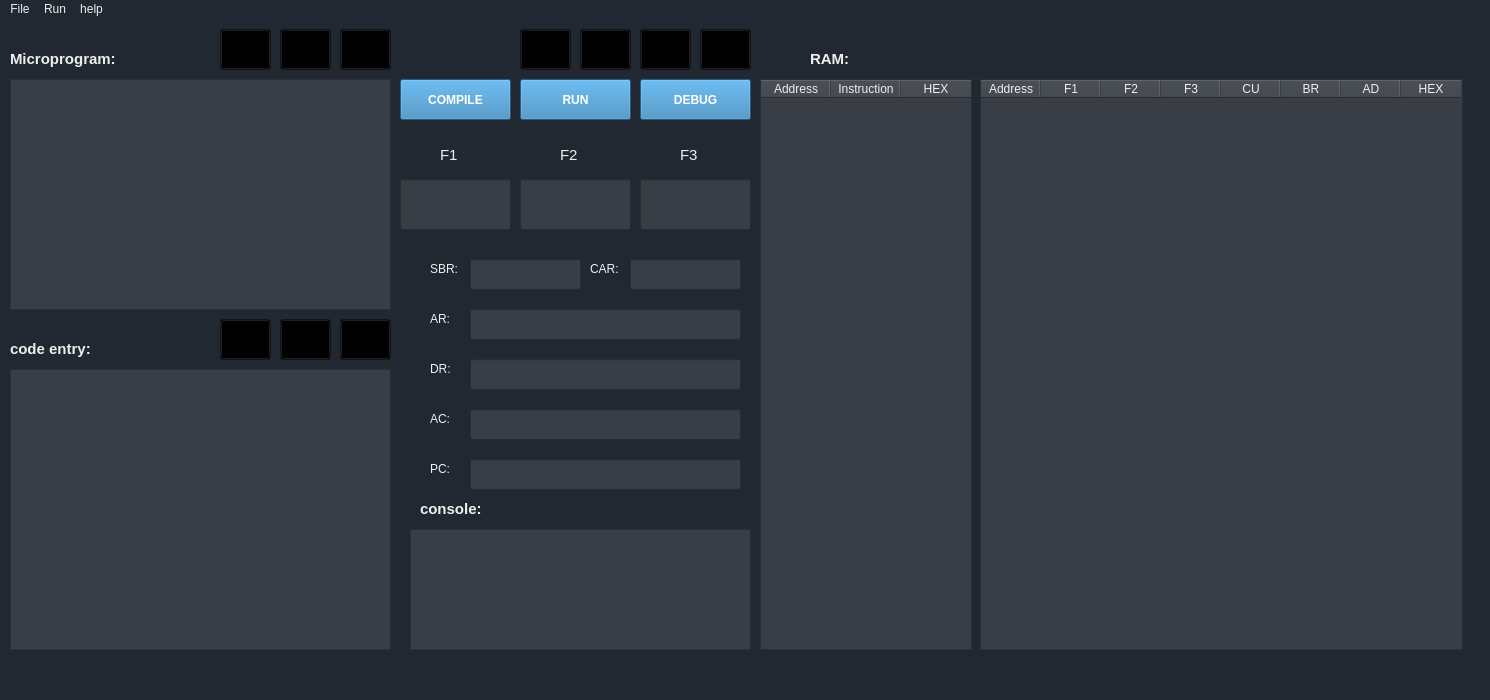
falakian/MicroProgram-Simulator, file MicroProgram-Simulator/mainwindow.ui: the form before one commit.
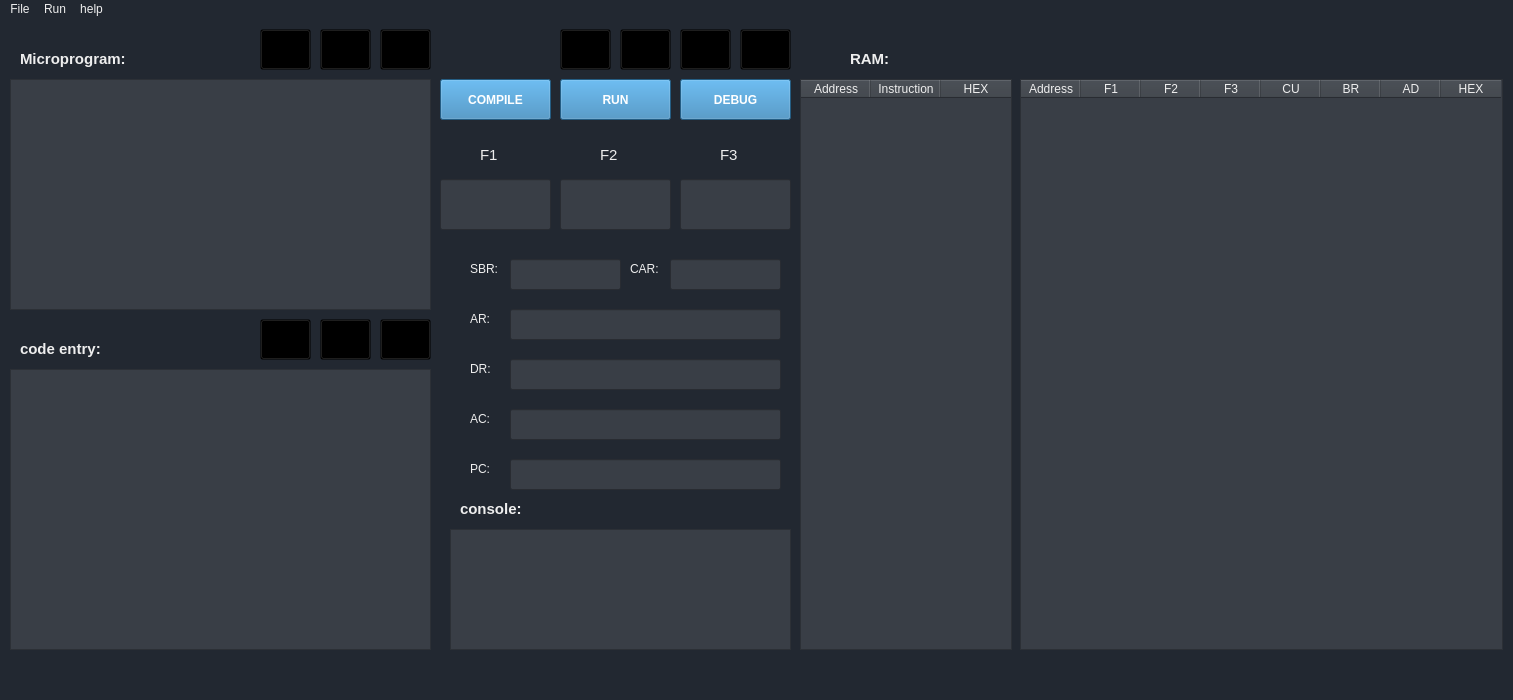
The form after the commit. Icons and pictures are not drawn.

Commit message: Completing the function of executing micro-commands

The edit to the form file:
```diff
--- a/MicroProgram-Simulator/mainwindow.ui
+++ b/MicroProgram-Simulator/mainwindow.ui
@@ -6,7 +6,7 @@
    <rect>
     <x>0</x>
     <y>0</y>
-    <width>1490</width>
+    <width>1513</width>
     <height>700</height>
    </rect>
   </property>
@@ -56,7 +56,7 @@
      <rect>
       <x>10</x>
       <y>350</y>
-      <width>381</width>
+      <width>421</width>
       <height>281</height>
      </rect>
     </property>
@@ -70,7 +70,7 @@
     </property>
     <property name="geometry">
      <rect>
-      <x>470</x>
+      <x>510</x>
       <y>290</y>
       <width>271</width>
       <height>31</height>
@@ -89,7 +89,7 @@
     </property>
     <property name="geometry">
      <rect>
-      <x>470</x>
+      <x>510</x>
       <y>340</y>
       <width>271</width>
       <height>31</height>
@@ -108,7 +108,7 @@
     </property>
     <property name="geometry">
      <rect>
-      <x>470</x>
+      <x>510</x>
       <y>390</y>
       <width>271</width>
       <height>31</height>
@@ -127,7 +127,7 @@
     </property>
     <property name="geometry">
      <rect>
-      <x>470</x>
+      <x>510</x>
       <y>440</y>
       <width>271</width>
       <height>31</height>
@@ -146,7 +146,7 @@
     </property>
     <property name="geometry">
      <rect>
-      <x>410</x>
+      <x>450</x>
       <y>510</y>
       <width>341</width>
       <height>121</height>
@@ -170,7 +170,7 @@
    <widget class="QLabel" name="label">
     <property name="geometry">
      <rect>
-      <x>430</x>
+      <x>470</x>
       <y>290</y>
       <width>21</width>
       <height>20</height>
@@ -183,7 +183,7 @@
    <widget class="QLabel" name="label_2">
     <property name="geometry">
      <rect>
-      <x>430</x>
+      <x>470</x>
       <y>340</y>
       <width>21</width>
       <height>20</height>
@@ -196,7 +196,7 @@
    <widget class="QLabel" name="label_3">
     <property name="geometry">
      <rect>
-      <x>430</x>
+      <x>470</x>
       <y>390</y>
       <width>21</width>
       <height>20</height>
@@ -209,7 +209,7 @@
    <widget class="QLabel" name="label_4">
     <property name="geometry">
      <rect>
-      <x>430</x>
+      <x>470</x>
       <y>440</y>
       <width>31</width>
       <height>20</height>
@@ -222,7 +222,7 @@
    <widget class="QLabel" name="label_5">
     <property name="geometry">
      <rect>
-      <x>420</x>
+      <x>460</x>
       <y>480</y>
       <width>101</width>
       <height>20</height>
@@ -241,7 +241,7 @@
    <widget class="QPushButton" name="pushButton">
     <property name="geometry">
      <rect>
-      <x>400</x>
+      <x>440</x>
       <y>60</y>
       <width>111</width>
       <height>41</height>
@@ -268,7 +268,7 @@
    <widget class="QPushButton" name="pushButton_2">
     <property name="geometry">
      <rect>
-      <x>520</x>
+      <x>560</x>
       <y>60</y>
       <width>111</width>
       <height>41</height>
@@ -295,7 +295,7 @@
    <widget class="QPushButton" name="pushButton_3">
     <property name="geometry">
      <rect>
-      <x>640</x>
+      <x>680</x>
       <y>60</y>
       <width>111</width>
       <height>41</height>
@@ -322,7 +322,7 @@
    <widget class="QPushButton" name="next_step">
     <property name="geometry">
      <rect>
-      <x>520</x>
+      <x>560</x>
       <y>10</y>
       <width>51</width>
       <height>41</height>
@@ -347,7 +347,7 @@
    <widget class="QPushButton" name="restart">
     <property name="geometry">
      <rect>
-      <x>580</x>
+      <x>620</x>
       <y>10</y>
       <width>51</width>
       <height>41</height>
@@ -369,7 +369,7 @@
    <widget class="QPushButton" name="continue_2">
     <property name="geometry">
      <rect>
-      <x>640</x>
+      <x>680</x>
       <y>10</y>
       <width>51</width>
       <height>41</height>
@@ -391,7 +391,7 @@
    <widget class="QPushButton" name="stop">
     <property name="geometry">
      <rect>
-      <x>700</x>
+      <x>740</x>
       <y>10</y>
       <width>51</width>
       <height>41</height>
@@ -416,7 +416,7 @@
     </property>
     <property name="geometry">
      <rect>
-      <x>10</x>
+      <x>50</x>
       <y>60</y>
       <width>381</width>
       <height>231</height>
@@ -446,7 +446,7 @@
     </property>
     <property name="geometry">
      <rect>
-      <x>10</x>
+      <x>50</x>
       <y>350</y>
       <width>381</width>
       <height>281</height>
@@ -462,7 +462,7 @@
    <widget class="QLabel" name="label_6">
     <property name="geometry">
      <rect>
-      <x>10</x>
+      <x>20</x>
       <y>30</y>
       <width>131</width>
       <height>20</height>
@@ -481,7 +481,7 @@
    <widget class="QLabel" name="label_7">
     <property name="geometry">
      <rect>
-      <x>10</x>
+      <x>20</x>
       <y>320</y>
       <width>131</width>
       <height>20</height>
@@ -500,7 +500,7 @@
    <widget class="QLabel" name="label_8">
     <property name="geometry">
      <rect>
-      <x>810</x>
+      <x>850</x>
       <y>30</y>
       <width>63</width>
       <height>20</height>
@@ -519,7 +519,7 @@
    <widget class="QPushButton" name="new_assembly">
     <property name="geometry">
      <rect>
-      <x>340</x>
+      <x>380</x>
       <y>300</y>
       <width>51</width>
       <height>41</height>
@@ -541,7 +541,7 @@
    <widget class="QPushButton" name="open_assembly">
     <property name="geometry">
      <rect>
-      <x>280</x>
+      <x>320</x>
       <y>300</y>
       <width>51</width>
       <height>41</height>
@@ -563,7 +563,7 @@
    <widget class="QPushButton" name="save_assembly">
     <property name="geometry">
      <rect>
-      <x>220</x>
+      <x>260</x>
       <y>300</y>
       <width>51</width>
       <height>41</height>
@@ -585,7 +585,7 @@
    <widget class="QPushButton" name="save_micro">
     <property name="geometry">
      <rect>
-      <x>220</x>
+      <x>260</x>
       <y>10</y>
       <width>51</width>
       <height>41</height>
@@ -607,7 +607,7 @@
    <widget class="QPushButton" name="new_micro">
     <property name="geometry">
      <rect>
-      <x>340</x>
+      <x>380</x>
       <y>10</y>
       <width>51</width>
       <height>41</height>
@@ -629,7 +629,7 @@
    <widget class="QPushButton" name="open_micro">
     <property name="geometry">
      <rect>
-      <x>280</x>
+      <x>320</x>
       <y>10</y>
       <width>51</width>
       <height>41</height>
@@ -654,7 +654,7 @@
     </property>
     <property name="geometry">
      <rect>
-      <x>630</x>
+      <x>670</x>
       <y>240</y>
       <width>111</width>
       <height>31</height>
@@ -673,7 +673,7 @@
     </property>
     <property name="geometry">
      <rect>
-      <x>470</x>
+      <x>510</x>
       <y>240</y>
       <width>111</width>
       <height>31</height>
@@ -689,7 +689,7 @@
    <widget class="QLabel" name="label_9">
     <property name="geometry">
      <rect>
-      <x>590</x>
+      <x>630</x>
       <y>240</y>
       <width>31</width>
       <height>20</height>
@@ -702,7 +702,7 @@
    <widget class="QLabel" name="label_10">
     <property name="geometry">
      <rect>
-      <x>430</x>
+      <x>470</x>
       <y>240</y>
       <width>31</width>
       <height>20</height>
@@ -718,7 +718,7 @@
     </property>
     <property name="geometry">
      <rect>
-      <x>640</x>
+      <x>680</x>
       <y>160</y>
       <width>111</width>
       <height>51</height>
@@ -737,7 +737,7 @@
     </property>
     <property name="geometry">
      <rect>
-      <x>520</x>
+      <x>560</x>
       <y>160</y>
       <width>111</width>
       <height>51</height>
@@ -756,7 +756,7 @@
     </property>
     <property name="geometry">
      <rect>
-      <x>400</x>
+      <x>440</x>
       <y>160</y>
       <width>111</width>
       <height>51</height>
@@ -772,7 +772,7 @@
    <widget class="QLabel" name="label_11">
     <property name="geometry">
      <rect>
-      <x>440</x>
+      <x>480</x>
       <y>120</y>
       <width>31</width>
       <height>31</height>
@@ -790,7 +790,7 @@
    <widget class="QLabel" name="label_12">
     <property name="geometry">
      <rect>
-      <x>560</x>
+      <x>600</x>
       <y>120</y>
       <width>31</width>
       <height>31</height>
@@ -808,7 +808,7 @@
    <widget class="QLabel" name="label_13">
     <property name="geometry">
      <rect>
-      <x>680</x>
+      <x>720</x>
       <y>120</y>
       <width>31</width>
       <height>31</height>
@@ -829,7 +829,7 @@
     </property>
     <property name="geometry">
      <rect>
-      <x>760</x>
+      <x>800</x>
       <y>60</y>
       <width>212</width>
       <height>571</height>
@@ -1148,7 +1148,7 @@
     </property>
     <property name="geometry">
      <rect>
-      <x>980</x>
+      <x>1020</x>
       <y>60</y>
       <width>483</width>
       <height>571</height>
@@ -1477,13 +1477,124 @@
      </property>
     </column>
    </widget>
+   <widget class="QTableWidget" name="micro_number">
+    <property name="geometry">
+     <rect>
+      <x>10</x>
+      <y>60</y>
+      <width>421</width>
+      <height>231</height>
+     </rect>
+    </property>
+    <property name="font">
+     <font>
+      <pointsize>15</pointsize>
+      <bold>true</bold>
+     </font>
+    </property>
+    <property name="styleSheet">
+     <string notr="true">background-color:rgb(57, 62, 70);
+selection-background-color:  rgb(37, 40, 45);
+color: rgb(0, 0, 0);
+</string>
+    </property>
+    <property name="tabKeyNavigation">
+     <bool>false</bool>
+    </property>
+    <property name="dragDropOverwriteMode">
+     <bool>true</bool>
+    </property>
+    <property name="selectionMode">
+     <enum>QAbstractItemView::SingleSelection</enum>
+    </property>
+    <property name="selectionBehavior">
+     <enum>QAbstractItemView::SelectRows</enum>
+    </property>
+    <attribute name="horizontalHeaderVisible">
+     <bool>false</bool>
+    </attribute>
+    <attribute name="horizontalHeaderMinimumSectionSize">
+     <number>40</number>
+    </attribute>
+    <attribute name="horizontalHeaderDefaultSectionSize">
+     <number>40</number>
+    </attribute>
+    <attribute name="horizontalHeaderHighlightSections">
+     <bool>false</bool>
+    </attribute>
+    <attribute name="verticalHeaderVisible">
+     <bool>false</bool>
+    </attribute>
+    <attribute name="verticalHeaderDefaultSectionSize">
+     <number>32</number>
+    </attribute>
+    <attribute name="verticalHeaderHighlightSections">
+     <bool>false</bool>
+    </attribute>
+    <column>
+     <property name="text">
+      <string>n</string>
+     </property>
+     <property name="font">
+      <font>
+       <pointsize>17</pointsize>
+       <bold>true</bold>
+      </font>
+     </property>
+     <property name="textAlignment">
+      <set>AlignLeading|AlignVCenter</set>
+     </property>
+    </column>
+   </widget>
+   <zorder>micro_number</zorder>
+   <zorder>listView_2</zorder>
+   <zorder>lineEdit</zorder>
+   <zorder>lineEdit_2</zorder>
+   <zorder>lineEdit_3</zorder>
+   <zorder>lineEdit_4</zorder>
+   <zorder>console</zorder>
+   <zorder>label</zorder>
+   <zorder>label_2</zorder>
+   <zorder>label_3</zorder>
+   <zorder>label_4</zorder>
+   <zorder>label_5</zorder>
+   <zorder>pushButton</zorder>
+   <zorder>pushButton_2</zorder>
+   <zorder>pushButton_3</zorder>
+   <zorder>next_step</zorder>
+   <zorder>restart</zorder>
+   <zorder>continue_2</zorder>
+   <zorder>stop</zorder>
+   <zorder>Microprogram</zorder>
+   <zorder>assembly</zorder>
+   <zorder>label_6</zorder>
+   <zorder>label_7</zorder>
+   <zorder>label_8</zorder>
+   <zorder>new_assembly</zorder>
+   <zorder>open_assembly</zorder>
+   <zorder>save_assembly</zorder>
+   <zorder>save_micro</zorder>
+   <zorder>new_micro</zorder>
+   <zorder>open_micro</zorder>
+   <zorder>lineEdit_5</zorder>
+   <zorder>lineEdit_6</zorder>
+   <zorder>label_9</zorder>
+   <zorder>label_10</zorder>
+   <zorder>lineEdit_7</zorder>
+   <zorder>lineEdit_8</zorder>
+   <zorder>lineEdit_9</zorder>
+   <zorder>label_11</zorder>
+   <zorder>label_12</zorder>
+   <zorder>label_13</zorder>
+   <zorder>RAM_table</zorder>
+   <zorder>Microprogram_table</zorder>
   </widget>
   <widget class="QMenuBar" name="menubar">
    <property name="geometry">
     <rect>
      <x>0</x>
      <y>0</y>
-     <width>1490</width>
+     <width>1513</width>
      <height>25</height>
     </rect>
    </property>
```
Left out of the diff: 14 changed lines with no effect on the pictures. The commit also changes 3 other files.
